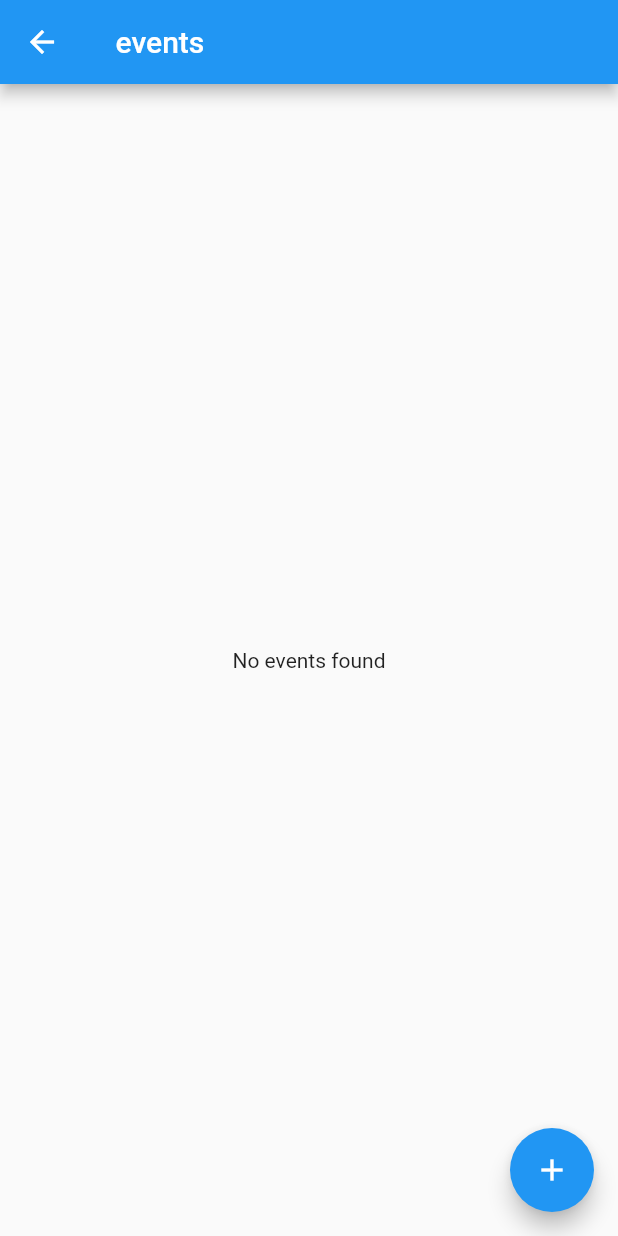
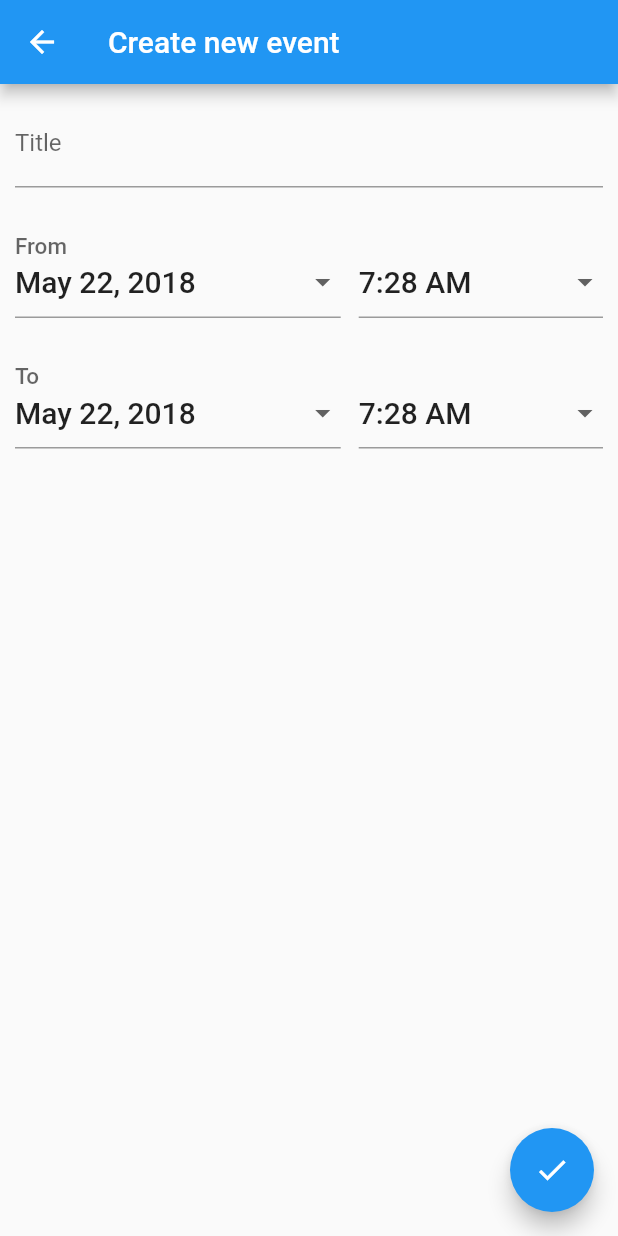
Before and after one commit to builttoroam/device_calendar, a Flutter app: the CalendarEventsPage screen opened directly with empty values, after a tap on the "add" icon, on a phone screen of 412 x 824 dp. Run offline on Flutter 3.47's test engine with Material 2 defaults, Android fonts, the phone set to English and light mode, and no system bars.

Commit message:
Adding create event functionality

```diff
--- a/device_calendar/example/lib/common/app_routes.dart
+++ b/device_calendar/example/lib/common/app_routes.dart
@@ -1,4 +1,3 @@
 class AppRoutes {
   static final calendars = "/";
-  static final events = "/events";
 }
--- a/device_calendar/example/lib/main.dart
+++ b/device_calendar/example/lib/main.dart
@@ -16,7 +16,7 @@ class _MyAppState extends State<MyApp> {
     return new MaterialApp(routes: {
       AppRoutes.calendars: (context) {
         return new CalendarsPage();
-      }
+      },
     });
   }
 }
--- /dev/null
+++ b/device_calendar/example/lib/presentation/date_time_picker.dart
@@ -0,0 +1,70 @@
+import 'dart:async';
+
+import 'package:flutter/material.dart';
+import 'package:intl/intl.dart';
+
+import 'input_dropdown.dart';
+
+class DateTimePicker extends StatelessWidget {
+  const DateTimePicker(
+      {Key key,
+      this.labelText,
+      this.selectedDate,
+      this.selectedTime,
+      this.selectDate,
+      this.selectTime})
+      : super(key: key);
+
+  final String labelText;
+  final DateTime selectedDate;
+  final TimeOfDay selectedTime;
+  final ValueChanged<DateTime> selectDate;
+  final ValueChanged<TimeOfDay> selectTime;
+
+  Future<Null> _selectDate(BuildContext context) async {
+    final DateTime picked = await showDatePicker(
+        context: context,
+        initialDate: selectedDate,
+        firstDate: new DateTime(2015, 8),
+        lastDate: new DateTime(2101));
+    if (picked != null && picked != selectedDate) selectDate(picked);
+  }
+
+  Future<Null> _selectTime(BuildContext context) async {
+    final TimeOfDay picked =
+        await showTimePicker(context: context, initialTime: selectedTime);
+    if (picked != null && picked != selectedTime) selectTime(picked);
+  }
+
+  @override
+  Widget build(BuildContext context) {
+    final TextStyle valueStyle = Theme.of(context).textTheme.title;
+    return new Row(
+      crossAxisAlignment: CrossAxisAlignment.end,
+      children: <Widget>[
+        new Expanded(
+          flex: 4,
+          child: new InputDropdown(
+            labelText: labelText,
+            valueText: new DateFormat.yMMMd().format(selectedDate),
+            valueStyle: valueStyle,
+            onPressed: () {
+              _selectDate(context);
+            },
+          ),
+        ),
+        const SizedBox(width: 12.0),
+        new Expanded(
+          flex: 3,
+          child: new InputDropdown(
+            valueText: selectedTime.format(context),
+            valueStyle: valueStyle,
+            onPressed: () {
+              _selectTime(context);
+            },
+          ),
+        ),
+      ],
+    );
+  }
+}
--- /dev/null
+++ b/device_calendar/example/lib/presentation/input_dropdown.dart
@@ -0,0 +1,42 @@
+import 'package:flutter/material.dart';
+
+class InputDropdown extends StatelessWidget {
+  const InputDropdown(
+      {Key key,
+      this.child,
+      this.labelText,
+      this.valueText,
+      this.valueStyle,
+      this.onPressed})
+      : super(key: key);
+
+  final String labelText;
+  final String valueText;
+  final TextStyle valueStyle;
+  final VoidCallback onPressed;
+  final Widget child;
+
+  @override
+  Widget build(BuildContext context) {
+    return new InkWell(
+      onTap: onPressed,
+      child: new InputDecorator(
+        decoration: new InputDecoration(
+          labelText: labelText,
+        ),
+        baseStyle: valueStyle,
+        child: new Row(
+          mainAxisAlignment: MainAxisAlignment.spaceBetween,
+          mainAxisSize: MainAxisSize.min,
+          children: <Widget>[
+            new Text(valueText, style: valueStyle),
+            new Icon(Icons.arrow_drop_down,
+                color: Theme.of(context).brightness == Brightness.light
+                    ? Colors.grey.shade700
+                    : Colors.white70),
+          ],
+        ),
+      ),
+    );
+  }
+}
--- /dev/null
+++ b/device_calendar/example/lib/presentation/pages/calendar_event.dart
@@ -0,0 +1,155 @@
+import 'package:device_calendar/device_calendar.dart';
+import 'package:flutter/material.dart';
+
+import '../date_time_picker.dart';
+
+class CalendarEventPage extends StatefulWidget {
+  final Calendar _calendar;
+
+  CalendarEventPage(this._calendar);
+
+  @override
+  _CalendarEventPageState createState() {
+    return new _CalendarEventPageState(_calendar);
+  }
+}
+
+class _CalendarEventPageState extends State<CalendarEventPage> {
+  final GlobalKey<FormState> _formKey = new GlobalKey<FormState>();
+  final GlobalKey<ScaffoldState> _scaffoldKey = new GlobalKey<ScaffoldState>();
+  final Calendar _calendar;
+
+  Event _event;
+  DeviceCalendarPlugin _deviceCalendarPlugin;
+
+  DateTime _fromDate = new DateTime.now();
+  TimeOfDay _fromTime = const TimeOfDay(hour: 7, minute: 28);
+
+  DateTime _toDate = new DateTime.now();
+  TimeOfDay _toTime = const TimeOfDay(hour: 7, minute: 28);
+
+  bool _autovalidate = false;
+
+  _CalendarEventPageState(this._calendar) {
+    _deviceCalendarPlugin = new DeviceCalendarPlugin();
+    _event = new Event(start: _fromDate, end: _toDate);
+  }
+
+  @override
+  Widget build(BuildContext context) {
+    return new Scaffold(
+      key: _scaffoldKey,
+      appBar: new AppBar(
+        title: new Text('Create new event'),
+      ),
+      body: new Column(
+        children: <Widget>[
+          new Form(
+            autovalidate: _autovalidate,
+            key: _formKey,
+            child: new Column(
+              children: <Widget>[
+                new Row(
+                  children: <Widget>[
+                    new Expanded(
+                        flex: 1,
+                        child: new Padding(
+                          padding: const EdgeInsets.all(10.0),
+                          child: new TextFormField(
+                            decoration: const InputDecoration(
+                                labelText: 'Title',
+                                hintText: 'Meeting with Gloria...'),
+                            validator: _validateTitle,
+                            onSaved: (String value) {
+                              _event.title = value;
+                            },
+                          ),
+                        )),
+                  ],
+                ),
+                new Row(
+                  children: <Widget>[
+                    new Expanded(
+                        flex: 1,
+                        child: new Padding(
+                            padding: const EdgeInsets.all(10.0),
+                            child: new DateTimePicker(
+                                labelText: 'From',
+                                selectedDate: _fromDate,
+                                selectedTime: _fromTime,
+                                selectDate: (DateTime date) {
+                                  setState(() {
+                                    _fromDate = date;
+                                    _event.start = date;
+                                  });
+                                },
+                                selectTime: (TimeOfDay time) {
+                                  setState(() {
+                                    _fromTime = time;
+                                  });
+                                })))
+                  ],
+                ),
+                new Row(
+                  children: <Widget>[
+                    new Expanded(
+                        flex: 1,
+                        child: new Padding(
+                            padding: const EdgeInsets.all(10.0),
+                            child: new DateTimePicker(
+                                labelText: 'To',
+                                selectedDate: _toDate,
+                                selectedTime: _toTime,
+                                selectDate: (DateTime date) {
+                                  setState(() {
+                                    _fromDate = date;
+                                    _event.end = date;
+                                  });
+                                },
+                                selectTime: (TimeOfDay time) {
+                                  setState(() {
+                                    _fromTime = time;
+                                  });
+                                })))
+                  ],
+                ),
+              ],
+            ),
+          )
+        ],
+      ),
+      floatingActionButton: new FloatingActionButton(
+        onPressed: () async {
+          final FormState form = _formKey.currentState;
+          if (!form.validate()) {
+            _autovalidate = true; // Start validating on every change.
+            showInSnackBar('Please fix the errors in red before submitting.');
+          } else {
+            form.save();
+            var createEventResult =
+                await _deviceCalendarPlugin.createEvent(_calendar, _event);
+            if (createEventResult.isSuccess) {
+              Navigator.pop(context, true);
+            } else {
+              showInSnackBar(createEventResult.errorMessages.join('|'));
+            }
+          }
+        },
+        child: new Icon(Icons.check),
+      ),
+    );
+  }
+
+  String _validateTitle(String value) {
+    if (value.isEmpty) {
+      return 'Name is required.';
+    }
+
+    return null;
+  }
+
+  void showInSnackBar(String value) {
+    _scaffoldKey.currentState
+        .showSnackBar(new SnackBar(content: new Text(value)));
+  }
+}
--- a/device_calendar/example/lib/presentation/pages/calendar_events.dart
+++ b/device_calendar/example/lib/presentation/pages/calendar_events.dart
@@ -4,6 +4,7 @@ import 'package:device_calendar/device_calendar.dart';
 import 'package:flutter/material.dart';
 
 import '../event_item.dart';
+import 'calendar_event.dart';
 
 class CalendarEventsPage extends StatefulWidget {
   final Calendar _calendar;
@@ -85,7 +86,15 @@ class _CalendarEventsPageState extends State<CalendarEventsPage> {
             )
           : new Center(child: new Text('No events found')),
       floatingActionButton: new FloatingActionButton(
-        onPressed: () {},
+        onPressed: () async {
+          final refreshEvents = await Navigator.push(context,
+              new MaterialPageRoute(builder: (BuildContext context) {
+            return new CalendarEventPage(_calendar);
+          }));
+          if (refreshEvents) {
+            _retrieveCalendarEvents();
+          }
+        },
         child: new Icon(Icons.add),
       ),
     );
--- a/device_calendar/example/pubspec.yaml
+++ b/device_calendar/example/pubspec.yaml
@@ -4,6 +4,7 @@ description: Demonstrates how to use the device_calendar plugin.
 dependencies:
   flutter:
     sdk: flutter
+  intl: "^0.15.6"
 
   # The following adds the Cupertino Icons font to your application.
   # Use with the CupertinoIcons class for iOS style icons.
--- a/device_calendar/lib/device_calendar.dart
+++ b/device_calendar/lib/device_calendar.dart
@@ -7,5 +7,6 @@ import 'package:flutter/services.dart';
 import 'src/common/constants.dart';
 
 part 'src/models/calendar.dart';
+part 'src/models/results/base_result.dart';
 part 'src/models/event.dart';
 part 'src/device_calendar.dart';
--- a/device_calendar/lib/src/common/constants.dart
+++ b/device_calendar/lib/src/common/constants.dart
@@ -1,3 +1,6 @@
 class Constants {
   static const String fromJsonMapIsNull = 'The json object is null';
+
+  static const String invalidArgument = 'Provided arguments are invalid';
+  static const String createEventArgumentReuirements = 'To create an event you must provide calendar with an id, event with title, start date and end date';
 }
--- a/device_calendar/lib/src/device_calendar.dart
+++ b/device_calendar/lib/src/device_calendar.dart
@@ -72,4 +72,35 @@ class DeviceCalendarPlugin {
 
     return false;
   }
+
+  /// Create an event
+  ///
+  /// returns: Newly created event ID
+  Future<BaseResult<String>> createEvent(Calendar calendar, Event event) async {
+    var res = new BaseResult<String>(null);
+    if (calendar?.id == null ||
+        (event?.title?.isEmpty ?? false) ||
+        event.start == null ||
+        event.end == null) {
+      res.errorMessages.add(Constants.invalidArgument);
+      res.errorMessages.add(Constants.createEventArgumentReuirements);
+
+      return res;
+    }
+
+    try {
+      res.data = await channel.invokeMethod('createEvent', <String, Object>{
+        'calendarId': calendar.id,
+        'eventTitle': event.title,
+        'eventStartDate': event.start.millisecondsSinceEpoch,
+        'eventEndDate': event.end.millisecondsSinceEpoch,
+      });
+      res.isSuccess = true;
+    } catch (e) {
+      res.errorMessages.add(e.toString());
+      print(e);
+    }
+
+    return res;
+  }
 }
--- a/device_calendar/lib/src/models/event.dart
+++ b/device_calendar/lib/src/models/event.dart
@@ -7,6 +7,7 @@ class Event {
   DateTime start;
   DateTime end;
 
+  Event({this.title, this.start, this.end});
 
   Event.fromJson(Map<String, dynamic> json) {
     if (json == null) {
--- /dev/null
+++ b/device_calendar/lib/src/models/results/base_result.dart
@@ -0,0 +1,9 @@
+part of device_calendar;
+
+class BaseResult<T> {
+  bool isSuccess = false;
+  T data;
+  List<String> errorMessages = new List<String>();
+
+  BaseResult([this.data]);
+}
```
Also changed, not shown: 3 other files.
